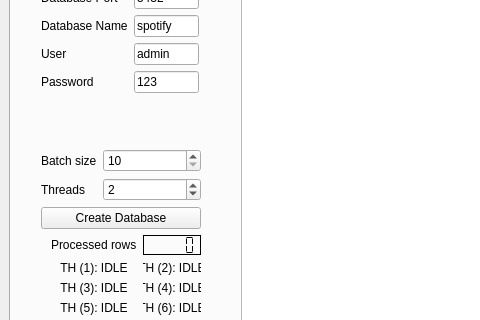
First picture: the form in uis/mainWindow.ui, repository JakubBurczyk/AD_SpotifyAnalyzer, before the edit; both pictures show x 0 to 480 and y 116 to 436 of the 1280 by 720 pixel window.
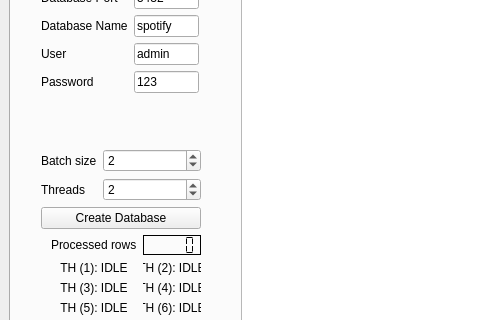
Second picture: the form after the edit.

```diff
--- a/uis/mainWindow.ui
+++ b/uis/mainWindow.ui
@@ -179,7 +179,7 @@
               <bool>true</bool>
              </property>
              <property name="minimum">
-              <number>10</number>
+              <number>1</number>
              </property>
              <property name="maximum">
               <number>250000</number>
@@ -188,7 +188,7 @@
               <number>10000</number>
              </property>
              <property name="value">
-              <number>10</number>
+              <number>2</number>
              </property>
             </widget>
            </item>
```
Left out of the diff: 2 changed lines with no effect on the pictures.
